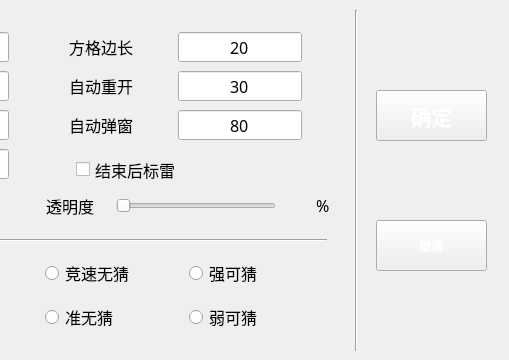
Before: the Qt Designer form uiFiles/ui_gs.ui in eee555/Solvable-Minesweeper, drawn with Qt 5; both pictures show x 274 to 783 and y 0 to 360 of the 783 by 360 pixel window.
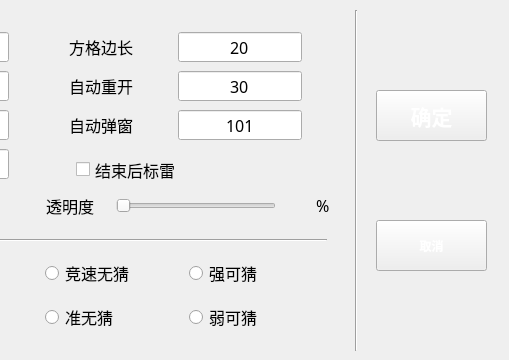
After: the same form once the commit is applied. Icons and pictures are not drawn.

Diff of the .ui file:
```diff
--- a/uiFiles/ui_gs.ui
+++ b/uiFiles/ui_gs.ui
@@ -783,10 +783,10 @@
        <number>0</number>
       </property>
       <property name="maximum">
-       <number>100</number>
+       <number>101</number>
       </property>
       <property name="value">
-       <number>80</number>
+       <number>101</number>
       </property>
      </widget>
     </item>
```
Left out of the diff: 9 changed lines with no effect on the pictures.
